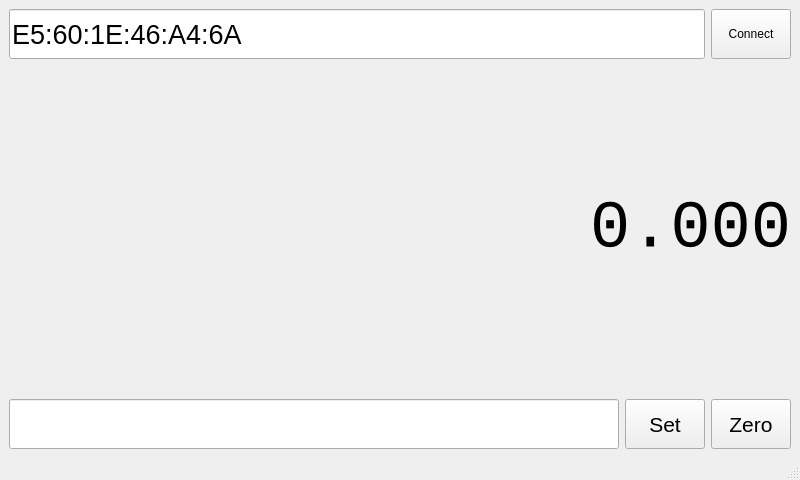
Above: main_window.ui from siyka-au/qtdro before the change. Below: the same form after it.
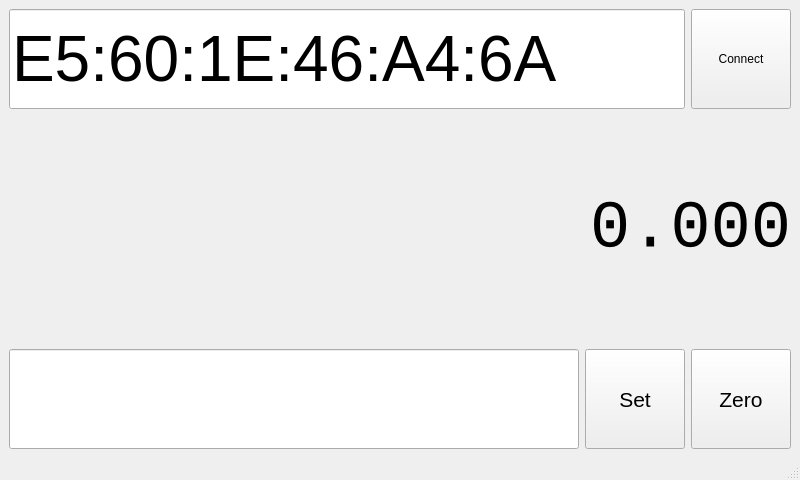
That is the form after the change. Custom widgets are drawn as their Qt base class.

Commit message: Changed sizes of some of the inputs and changed the SET input box to be numerical only

```diff
--- a/main_window.ui
+++ b/main_window.ui
@@ -54,12 +54,12 @@
           <property name="minimumSize">
            <size>
             <width>0</width>
-            <height>50</height>
+            <height>100</height>
            </size>
           </property>
           <property name="font">
            <font>
-            <pointsize>20</pointsize>
+            <pointsize>48</pointsize>
            </font>
           </property>
           <property name="inputMask">
@@ -74,8 +74,8 @@
          <widget class="QPushButton" name="pushButtonConnect">
           <property name="minimumSize">
            <size>
-            <width>50</width>
-            <height>50</height>
+            <width>100</width>
+            <height>100</height>
            </size>
           </property>
           <property name="text">
@@ -123,9 +123,14 @@
           <property name="minimumSize">
            <size>
             <width>0</width>
-            <height>50</height>
+            <height>100</height>
            </size>
           </property>
+          <property name="font">
+           <font>
+            <pointsize>48</pointsize>
+           </font>
+          </property>
          </widget>
         </item>
         <item>
@@ -138,8 +143,8 @@
           </property>
           <property name="minimumSize">
            <size>
-            <width>50</width>
-            <height>50</height>
+            <width>100</width>
+            <height>100</height>
            </size>
           </property>
           <property name="baseSize">
@@ -168,8 +173,8 @@
           </property>
           <property name="minimumSize">
            <size>
-            <width>50</width>
-            <height>50</height>
+            <width>100</width>
+            <height>100</height>
            </size>
           </property>
           <property name="baseSize">
```
Left out of the diff: 2 changed lines with no effect on the pictures.
